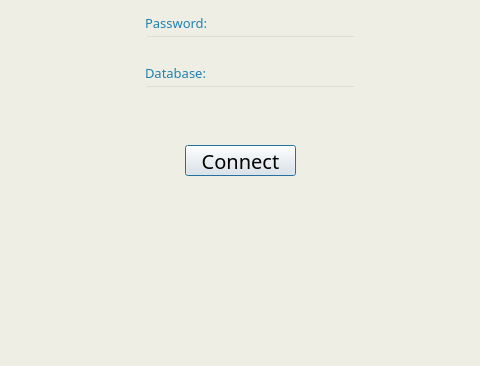
Qt form SignupPage.ui (jabbyjabby/raspi) before a commit; both pictures show x 245 to 725 and y 235 to 601 of the 1013 by 601 pixel window.
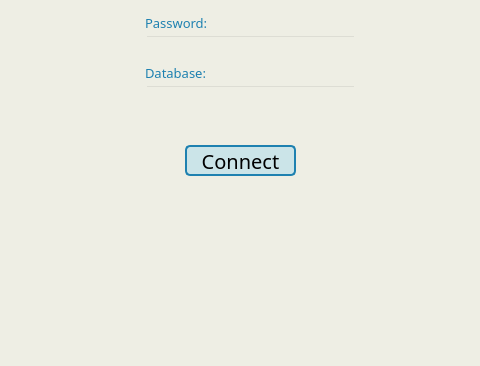
The same form after that commit.

Diff of the .ui file:
```diff
--- a/SignupPage.ui
+++ b/SignupPage.ui
@@ -105,7 +105,9 @@
      </font>
     </property>
     <property name="styleSheet">
-     <string notr="true"/>
+     <string notr="true">border-radius:5px;
+  border:2px solid #1e81b0;
+background-color:#cbe4e8;</string>
     </property>
     <property name="text">
      <string>Connect</string>
```
